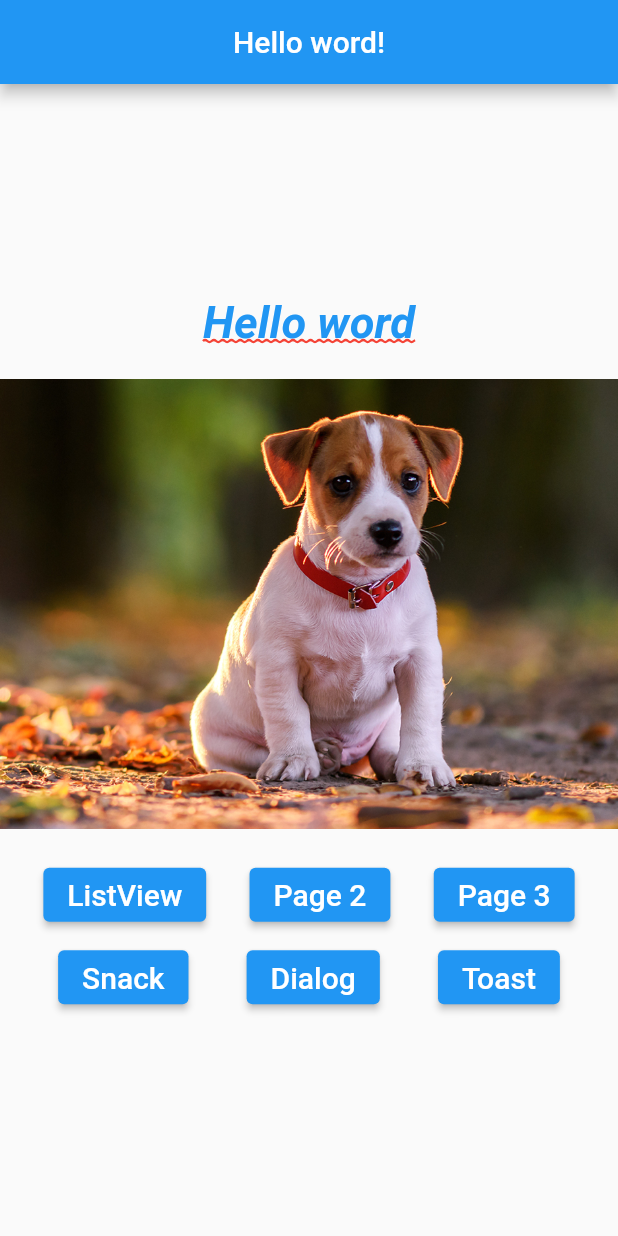
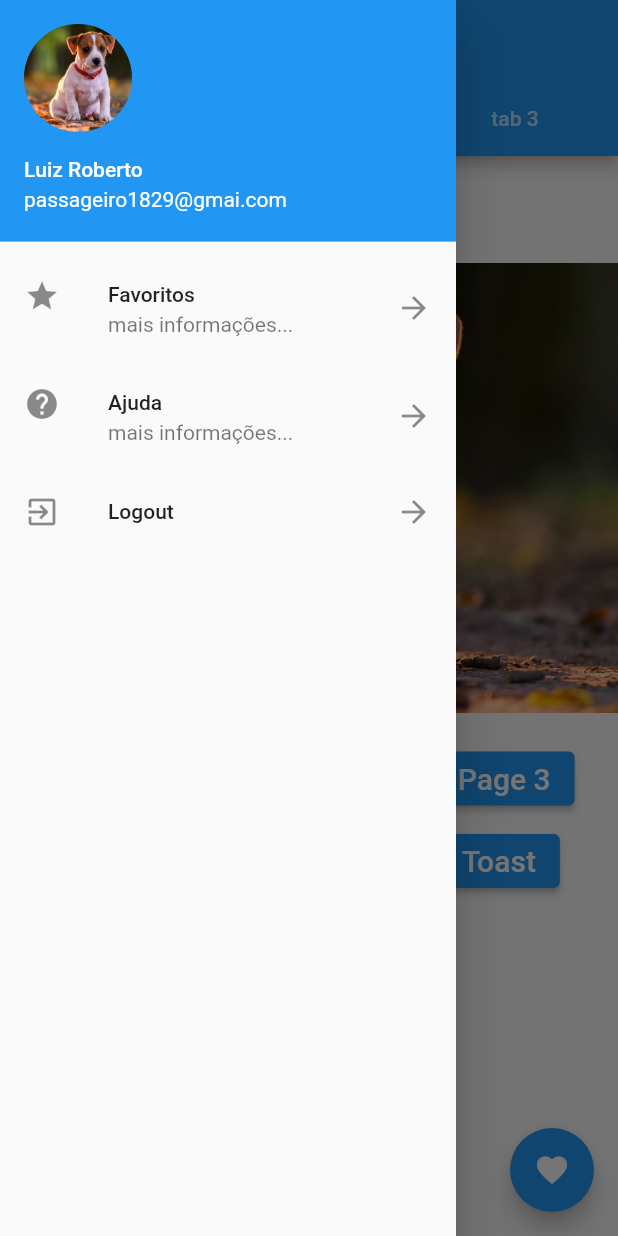
Before and after one commit to LuizRoberto18/CursoFlutterEssencial, a Flutter app: the screen it shows after launch, with the side drawer open (before the commit the screen has no drawer), on a phone screen of 412 x 824 dp. Run offline on Flutter 3.47's test engine with Material 2 defaults, Android fonts, the phone set to English and light mode, and no system bars; our stand-ins replace fluttertoast.

```diff
--- /dev/null
+++ b/lib/home_page.dart
@@ -0,0 +1,216 @@
+import 'package:flutter/cupertino.dart';
+import 'package:flutter/material.dart';
+import 'package:fluttertoast/fluttertoast.dart';
+import 'package:primeiro_projeto/pages/drawer_list.dart';
+import 'package:primeiro_projeto/pages/helo_listview.dart';
+import 'package:primeiro_projeto/pages/tela_page1.dart';
+import 'package:primeiro_projeto/pages/tela_page2.dart';
+import 'package:primeiro_projeto/pages/tela_page3.dart';
+import 'package:primeiro_projeto/utls/nav.dart';
+import 'package:primeiro_projeto/widgets/true_buttom.dart';
+
+class HomePage extends StatelessWidget {
+  const HomePage({Key? key}) : super(key: key);
+
+  @override
+  Widget build(BuildContext context) {
+    return DefaultTabController(
+      length: 3,
+      child: Scaffold(
+        appBar: AppBar(
+          title: Text("Hello word!"),
+          centerTitle: true,
+          bottom: TabBar(
+            tabs: [
+              Tab(
+                text: "tab 1",
+              ),
+              Tab(
+                text: "tab 2",
+              ),
+              Tab(
+                text: "tab 3",
+              )
+            ],
+          ),
+        ),
+        body: TabBarView(
+          children: [
+            _body(context),
+            Container(
+              color: Colors.purple,
+            ),
+            Container(
+              color: Colors.amber,
+            ),
+          ],
+        ),
+        floatingActionButton: FloatingActionButton(
+          onPressed: () {
+            _onCLickFab();
+          },
+          child: Icon(Icons.favorite),
+        ),
+        drawer: DrawerList(),
+      ),
+    );
+  }
+
+  _body(context) {
+    return Container(
+      padding: EdgeInsets.only(top: 16),
+      child: Center(
+        child: Column(
+          mainAxisAlignment: MainAxisAlignment.start,
+          children: [
+            _text(),
+            _pageView(),
+            _buttons(),
+          ],
+        ),
+      ),
+    );
+  }
+
+  _pageView() {
+    return Container(
+      margin: EdgeInsets.only(top: 20, bottom: 20),
+      height: 300,
+      child: PageView(
+        children: [
+          _img('assets/images/dog1.png'),
+          _img('assets/images/dog2.png'),
+          _img('assets/images/dog3.png'),
+          _img('assets/images/dog4.png'),
+          _img('assets/images/dog5.png'),
+        ],
+      ),
+    );
+  }
+
+  _buttons() {
+    return Builder(
+      builder: (context) {
+        return Column(
+          children: [
+            Container(
+              margin: EdgeInsets.only(bottom: 7.0),
+              child: Row(
+                mainAxisAlignment: MainAxisAlignment.spaceEvenly,
+                children: [
+                  BlueBottom('ListView',
+                      onPressed: () =>
+                          _onCLickNavigator(context, HelloListView())),
+                  BlueBottom('Page 2',
+                      onPressed: () =>
+                          _onCLickNavigator(context, HelloPage2())),
+                  BlueBottom('Page 3',
+                      onPressed: () =>
+                          _onCLickNavigator(context, HelloPage3())),
+                ],
+              ),
+            ),
+            Container(
+              margin: EdgeInsets.only(bottom: 7.0),
+              child: Row(
+                mainAxisAlignment: MainAxisAlignment.spaceEvenly,
+                children: [
+                  BlueBottom("Snack", onPressed: () => _onClickSnack(context)),
+                  BlueBottom('Dialog',
+                      onPressed: () => _onClickDialog(context)),
+                  BlueBottom('Toast', onPressed: _onClickToast),
+                ],
+              ),
+            ),
+          ],
+        );
+      },
+    );
+  }
+
+  void _onCLickNavigator(BuildContext context, Widget page) async {
+    String s = await push(context, page);
+    print(">> $s");
+  }
+
+  void _onCLickFab() {
+    print("add");
+  }
+}
+
+_onClickSnack(BuildContext context) {
+  Scaffold.of(context).showSnackBar(SnackBar(
+    content: Text("Ola flutter"),
+    action: SnackBarAction(
+      textColor: Colors.amber,
+      label: "OK",
+      onPressed: () {
+        print("Ok");
+      },
+    ),
+  ));
+}
+
+_onClickDialog(BuildContext context) {
+  showDialog(
+      barrierDismissible: false,
+      context: context,
+      builder: (context) {
+        return WillPopScope(
+          onWillPop: () async => false,
+          child: AlertDialog(
+            title: Text("Flutter é muito legal"),
+            actions: <Widget>[
+              FlatButton(
+                onPressed: () {
+                  Navigator.pop(context);
+                },
+                child: Text("Cancelar"),
+              ),
+              FlatButton(
+                onPressed: () {
+                  Navigator.pop(context);
+                  print("OK!!!");
+                },
+                child: Text("OK"),
+              )
+            ],
+          ),
+        );
+      });
+}
+
+_onClickToast() {
+  Fluttertoast.showToast(
+      msg: "Flutter é muito legal",
+      toastLength: Toast.LENGTH_SHORT,
+      gravity: ToastGravity.CENTER,
+      timeInSecForIosWeb: 1,
+      backgroundColor: Colors.red,
+      textColor: Colors.white,
+      fontSize: 16.0);
+}
+
+_text() {
+  return Text(
+    "Hello word",
+    style: TextStyle(
+      fontSize: 30,
+      color: Colors.blue,
+      fontWeight: FontWeight.bold,
+      fontStyle: FontStyle.italic,
+      decoration: TextDecoration.underline,
+      decorationColor: Colors.red,
+      decorationStyle: TextDecorationStyle.wavy,
+    ),
+  );
+}
+
+_img(String img) {
+  return Image.asset(
+    img,
+    width: 300,
+    height: 300,
+    fit: BoxFit.cover,
+  );
+}
--- a/lib/main.dart
+++ b/lib/main.dart
@@ -1,5 +1,5 @@
 import 'package:flutter/material.dart';
-import 'package:primeiro_projeto/pages/home_page.dart';
+import 'package:primeiro_projeto/home_page.dart';
 
 void main() {
   runApp(MyApp());
--- /dev/null
+++ b/lib/pages/drawer_list.dart
@@ -0,0 +1,66 @@
+import 'package:flutter/material.dart';
+
+class DrawerList extends StatelessWidget {
+  const DrawerList({Key? key}) : super(key: key);
+
+  @override
+  Widget build(BuildContext context) {
+    return SafeArea(
+      child: Drawer(
+        child: ListView(
+          children: <Widget>[
+            UserAccountsDrawerHeader(
+              accountName: Text("Luiz Roberto"),
+              accountEmail: Text("passageiro1829@gmai.com"),
+              currentAccountPicture: CircleAvatar(
+                backgroundImage: AssetImage("assets/images/dog1.png"),
+              ),
+            ),
+            ListTile(
+              leading: Icon(Icons.star),
+              title: Text("Favoritos"),
+              subtitle: Text("mais informações..."),
+              trailing: Icon(Icons.arrow_forward),
+              onTap: () {
+                print("item 1");
+                Navigator.pop(context);
+              },
+            ),
+            ListTile(
+              leading: Icon(Icons.help),
+              title: Text("Ajuda"),
+              subtitle: Text("mais informações..."),
+              trailing: Icon(Icons.arrow_forward),
+              onTap: () {
+                print("item 2");
+                Navigator.pop(context);
+              },
+            ),
+            ListTile(
+              leading: Icon(Icons.exit_to_app),
+              title: Text("Logout"),
+              trailing: Icon(Icons.arrow_forward),
+              onTap: () {
+                print("item 3");
+                Navigator.pop(context);
+              },
+            ),
+          ],
+        ),
+      ),
+    );
+  }
+
+  _listTile(context, IconData leading, IconData trailling, String title,
+      String subtitle, Function onTap) {
+    return ListTile(
+      leading: Icon(leading),
+      title: Text(title),
+      subtitle: Text(subtitle),
+      trailing: Icon(trailling),
+      onTap: () {
+        onTap();
+      },
+    );
+  }
+}
--- a/lib/pages/home_page.dart
+++ /dev/null
@@ -1,121 +0,0 @@
-import 'package:flutter/cupertino.dart';
-import 'package:flutter/material.dart';
-import 'package:primeiro_projeto/pages/helo_listview.dart';
-import 'package:primeiro_projeto/pages/tela_page1.dart';
-import 'package:primeiro_projeto/pages/tela_page2.dart';
-import 'package:primeiro_projeto/pages/tela_page3.dart';
-import 'package:primeiro_projeto/utls/nav.dart';
-import 'package:primeiro_projeto/widgets/true_buttom.dart';
-
-class HomePage extends StatelessWidget {
-  const HomePage({Key? key}) : super(key: key);
-
-  @override
-  Widget build(BuildContext context) {
-    return Scaffold(
-      appBar: AppBar(
-        title: Text("Hello word!"),
-        centerTitle: true,
-      ),
-      body: _body(context),
-    );
-  }
-
-  _body(context) {
-    return Container(
-      child: Center(
-        child: Column(
-          mainAxisAlignment: MainAxisAlignment.center,
-          children: [
-            _text(),
-            _pageView(),
-            _buttons(context),
-          ],
-        ),
-      ),
-    );
-  }
-
-  _pageView() {
-    return Container(
-      margin: EdgeInsets.only(top: 20, bottom: 20),
-      height: 300,
-      child: PageView(
-        children: [
-          _img('assets/images/dog1.png'),
-          _img('assets/images/dog2.png'),
-          _img('assets/images/dog3.png'),
-          _img('assets/images/dog4.png'),
-          _img('assets/images/dog5.png'),
-        ],
-      ),
-    );
-  }
-
-  _buttons(context) {
-    return Column(
-      children: [
-        Container(
-          margin: EdgeInsets.only(bottom: 7.0),
-          child: Row(
-            mainAxisAlignment: MainAxisAlignment.spaceEvenly,
-            children: [
-              BlueBottom('ListView',
-                  onPressed: () => _onCLickNavigator(context, HelloListView())),
-              BlueBottom('Page 2',
-                  onPressed: () => _onCLickNavigator(context, HelloPage2())),
-              BlueBottom('Page 3',
-                  onPressed: () => _onCLickNavigator(context, HelloPage3())),
-            ],
-          ),
-        ),
-        Container(
-          margin: EdgeInsets.only(bottom: 7.0),
-          child: Row(
-            mainAxisAlignment: MainAxisAlignment.spaceEvenly,
-            children: [
-              BlueBottom("Snack", onPressed: _onClickSnack),
-              BlueBottom('Dialog', onPressed: _onClickDialog),
-              BlueBottom('Toast', onPressed: _onClickToast),
-            ],
-          ),
-        ),
-      ],
-    );
-  }
-
-  void _onCLickNavigator(BuildContext context, Widget page) async {
-    String s = await push(context, page);
-    print(">> $s");
-  }
-}
-
-_onClickSnack() {}
-
-_onClickDialog() {}
-
-_onClickToast() {}
-
-_text() {
-  return Text(
-    "Hello word",
-    style: TextStyle(
-      fontSize: 30,
-      color: Colors.blue,
-      fontWeight: FontWeight.bold,
-      fontStyle: FontStyle.italic,
-      decoration: TextDecoration.underline,
-      decorationColor: Colors.red,
-      decorationStyle: TextDecorationStyle.wavy,
-    ),
-  );
-}
-
-_img(String img) {
-  return Image.asset(
-    img,
-    width: 300,
-    height: 300,
-    fit: BoxFit.cover,
-  );
-}
--- a/pubspec.yaml
+++ b/pubspec.yaml
@@ -28,7 +28,7 @@ dependencies:
   # The following adds the Cupertino Icons font to your application.
   # Use with the CupertinoIcons class for iOS style icons.
   cupertino_icons: ^1.0.2
-
+  fluttertoast: ^8.0.8
 dev_dependencies:
   flutter_test:
     sdk: flutter
```
Also changed, not shown: lib/pages/dog_page.dart (added, +17 -0 lines), lib/pages/helo_listview.dart (+65 -9 lines), pubspec.lock.
